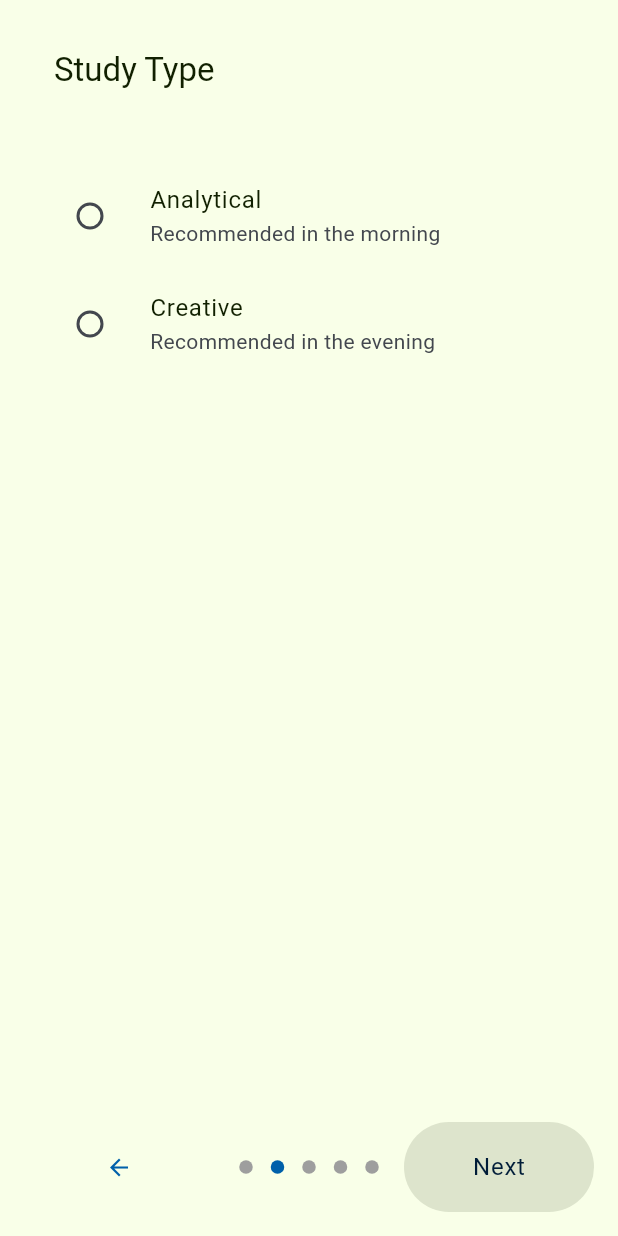
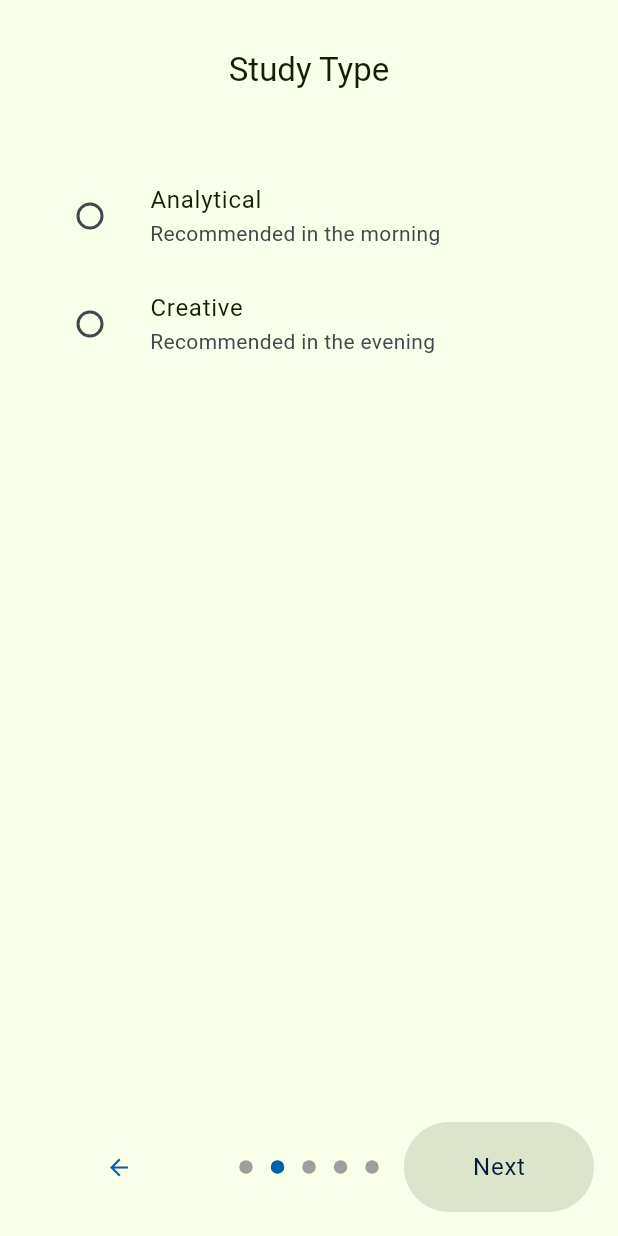
Before and after one commit to guyluz11/infinite_horizons, a Flutter app: the screen it shows after launch, after a tap on "Next", on a phone screen of 412 x 824 dp. Run offline on Flutter 3.47's test engine with Material 3 defaults, Android fonts, the phone set to English and light mode, and no system bars; drawn by our look-alikes of introduction_screen; our stand-ins replace animated_toggle_switch, audioplayers, confetti, easy_localization, liquid_progress_indicator_v2, logger and 2 more; missing offline and left inert: custom_timer, flutter_dnd, flutter_vibrate; statements that could not run were skipped.

Commit message:
Improved UI

```diff
--- a/lib/presentation/atoms/text_atom.dart
+++ b/lib/presentation/atoms/text_atom.dart
@@ -34,9 +34,11 @@ class TextAtom extends StatelessWidget {
         // tempStyle = textTheme.bodySmall;
         break;
       case TextVariant.smallTitle:
-        tempStyle = textTheme.titleLarge;
+        tempStyle = textTheme.titleMedium;
       case TextVariant.title:
         tempStyle = textTheme.headlineMedium;
+      case TextVariant.titleLarge:
+        tempStyle = textTheme.titleLarge;
       case TextVariant.medium:
         tempStyle = textTheme.bodyMedium;
     }
@@ -53,9 +55,10 @@ class TextAtom extends StatelessWidget {
 
 enum TextVariant {
   smallTitle,
+  title,
+  titleLarge,
 
   /// define out side, trying to deprecate
   regular,
   medium,
-  title,
 }
--- a/lib/presentation/atoms/toggle_button_atom.dart
+++ b/lib/presentation/atoms/toggle_button_atom.dart
@@ -31,11 +31,13 @@ class _ToggleButtonAtomState extends State<ToggleButtonAtom> {
   Widget build(BuildContext context) {
     final ThemeData themeData = Theme.of(context);
     final ColorScheme colorScheme = themeData.colorScheme;
+
     return AnimatedToggleSwitch<bool>.rolling(
       style: ToggleStyle(
-        backgroundColor: toggle ? colorScheme.primary : colorScheme.outline,
+        backgroundColor:
+            toggle ? colorScheme.primary : colorScheme.surfaceContainerHighest,
         borderColor: toggle ? colorScheme.primary : colorScheme.outline,
-        indicatorColor: toggle ? colorScheme.secondary : colorScheme.error,
+        indicatorColor: toggle ? colorScheme.onPrimary : colorScheme.outline,
       ),
       current: toggle,
       values: const [false, true],
@@ -44,8 +46,8 @@ class _ToggleButtonAtomState extends State<ToggleButtonAtom> {
         widget.onChange(value);
       },
       iconList: [
-        Icon(widget.offIcon),
-        Icon(widget.onIcon),
+        Icon(widget.offIcon, color: colorScheme.surfaceContainerHighest),
+        Icon(widget.onIcon, color: colorScheme.onPrimaryContainer),
       ],
     );
   }
--- a/lib/presentation/molecules/top_bar_molecule.dart
+++ b/lib/presentation/molecules/top_bar_molecule.dart
@@ -36,12 +36,50 @@ class TopBarMolecule extends StatelessWidget {
   Widget topBarWidget(BuildContext context) {
     final ThemeData themeData = Theme.of(context);
     final TextTheme textTheme = themeData.textTheme;
+
+    switch (topBarType) {
+      case TopBarType.none:
         return Column(
           children: [
             const SizedBox(height: 15),
             Row(
               children: [
-            if (topBarType != TopBarType.none)
+                const Expanded(
+                  child: SizedBox(),
+                ),
+                TextAtom(
+                  title ?? '',
+                  variant: TextVariant.titleLarge,
+                ),
+                Expanded(
+                  child: Row(
+                    mainAxisAlignment: MainAxisAlignment.end,
+                    children: [
+                      if (secondaryButtonOnTap != null)
+                        ButtonAtom(
+                          variant: ButtonVariant.lowEmphasisIcon,
+                          onPressed: secondaryButtonOnTap!,
+                          translate: translate,
+                          icon: Icons.more_vert,
+                        )
+                      else
+                        TextAtom(
+                          '',
+                          style: textTheme.headlineSmall,
+                        ),
+                    ],
+                  ),
+                ),
+              ],
+            ),
+          ],
+        );
+
+      case TopBarType.back:
+      case TopBarType.close:
+        return Column(
+          children: [
+            const SizedBox(height: 15),
             Row(
               children: [
                 GestureDetector(
@@ -62,12 +100,10 @@ class TopBarMolecule extends StatelessWidget {
                 const SeparatorAtom(
                   variant: SeparatorVariant.relatedElements,
                 ),
-                ],
-              ),
                 Expanded(
                   child: TextAtom(
                     title ?? '',
-                variant: TextVariant.smallTitle,
+                    variant: TextVariant.titleLarge,
                   ),
                 ),
                 Row(
@@ -92,5 +128,6 @@ class TopBarMolecule extends StatelessWidget {
         );
     }
   }
+}
 
 enum TopBarType { none, back, close }
--- a/lib/presentation/organisms/intro/welcome_organism.dart
+++ b/lib/presentation/organisms/intro/welcome_organism.dart
@@ -10,6 +10,7 @@ class WelcomeOrganism extends StatelessWidget {
     return Expanded(
       child: MarginedExpandedAtom(
         child: Column(
+          crossAxisAlignment: CrossAxisAlignment.start,
           children: [
             const TopBarMolecule(
               topBarType: TopBarType.none,
@@ -17,11 +18,15 @@ class WelcomeOrganism extends StatelessWidget {
               margin: false,
             ),
             const SeparatorAtom(variant: SeparatorVariant.farApart),
+            const TextAtom('About the app', variant: TextVariant.smallTitle),
+            const SeparatorAtom(variant: SeparatorVariant.relatedElements),
             const TextAtom(
-              "About the app:\n"
-              "Sometimes we study new material but can't remember as much as we would like to.\n"
-              "Sometimes we work but our focus isn't as strong as we know it could be.\nUsing this app your study and work session efficiency can increase dramatically by following methods that got approved by studies and published in research papers.\n\n"
-              "Instructions:\nEach time you sit to study a new material or work in your office we recommend opening the app and let it guid you for efficient and productive session.\n"
+                "Sometimes we study new material but can't remember as much as we would like to.\n"
+                "Sometimes we work but our focus isn't as strong as we know it could be.\nUsing this app your study and work session efficiency can increase dramatically by following methods that got approved by studies and published in research papers.\n\n"),
+            const TextAtom('Instructions', variant: TextVariant.smallTitle),
+            const SeparatorAtom(variant: SeparatorVariant.relatedElements),
+            const TextAtom(
+              "Each time you sit to study a new material or work in your office we recommend opening the app and let it guid you for efficient and productive session.\n"
               "The app use your responses to tailor the tips and session timer to your specific needs, so make sure to follow it as best as you can.\n\n"
               "Enjoy",
             ),
```
Lines whose indentation alone changed are shown as unchanged.
